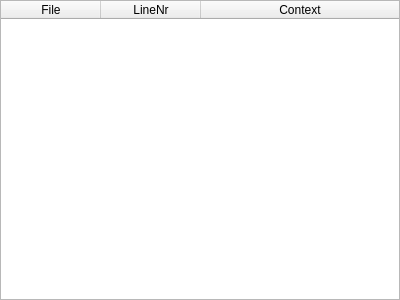
Before: the Qt Designer form src/resultsview.ui in GAMS-dev/studio, drawn with Qt 5.
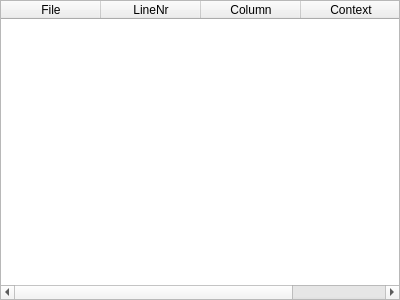
After: the same form once the commit is applied.

The edit to the form file:
```diff
--- a/src/resultsview.ui
+++ b/src/resultsview.ui
@@ -92,6 +92,11 @@
        <string>LineNr</string>
       </property>
      </column>
+     <column>
+      <property name="text">
+       <string>Column</string>
+      </property>
+     </column>
      <column>
       <property name="text">
        <string>Context</string>
```
